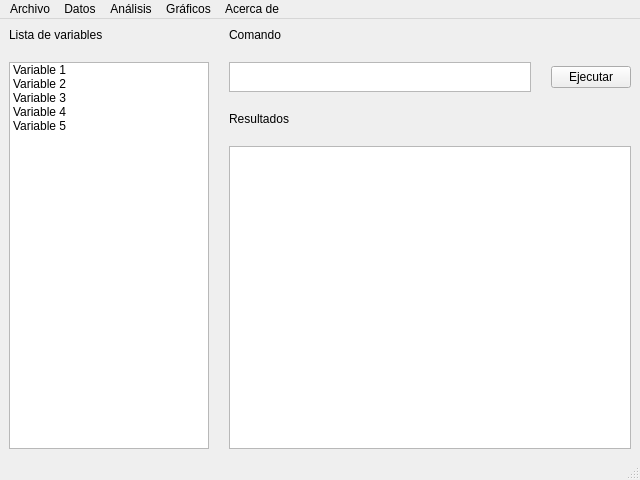
Qt form forms/mainwindow.ui (yerayrm/ULLRToolbox-Gui) before a commit.
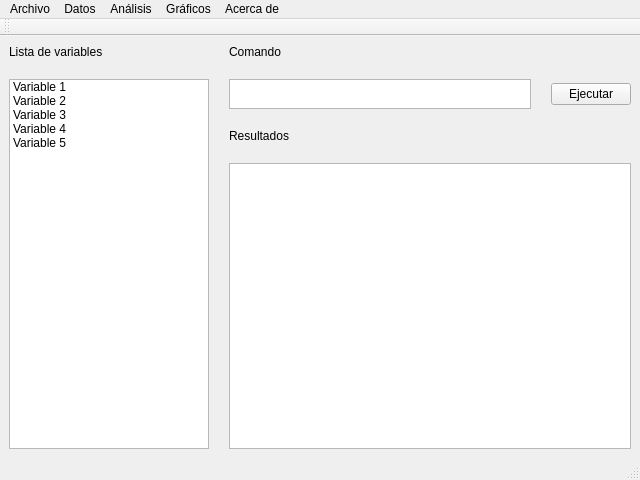
The same form after that commit.

Commit message: Añadido toolBar

```diff
--- a/forms/mainwindow.ui
+++ b/forms/mainwindow.ui
@@ -162,6 +162,17 @@
    <addaction name="mnu_acerca"/>
   </widget>
   <widget class="QStatusBar" name="statusbar"/>
+  <widget class="QToolBar" name="toolBar">
+   <property name="windowTitle">
+    <string>toolBar</string>
+   </property>
+   <attribute name="toolBarArea">
+    <enum>TopToolBarArea</enum>
+   </attribute>
+   <attribute name="toolBarBreak">
+    <bool>false</bool>
+   </attribute>
+  </widget>
   <action name="act_abrir">
    <property name="text">
     <string>Abrir archivo</string>
```
Left out of the diff: 2 changed lines with no effect on the pictures. The commit also changes 4 other files.
